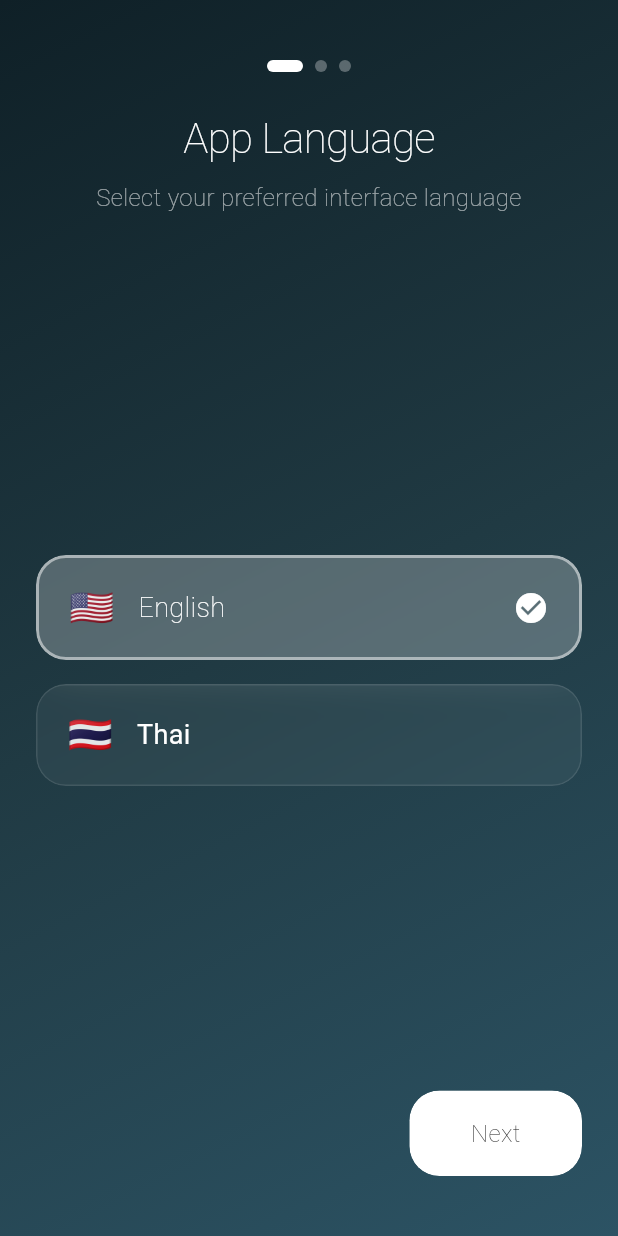
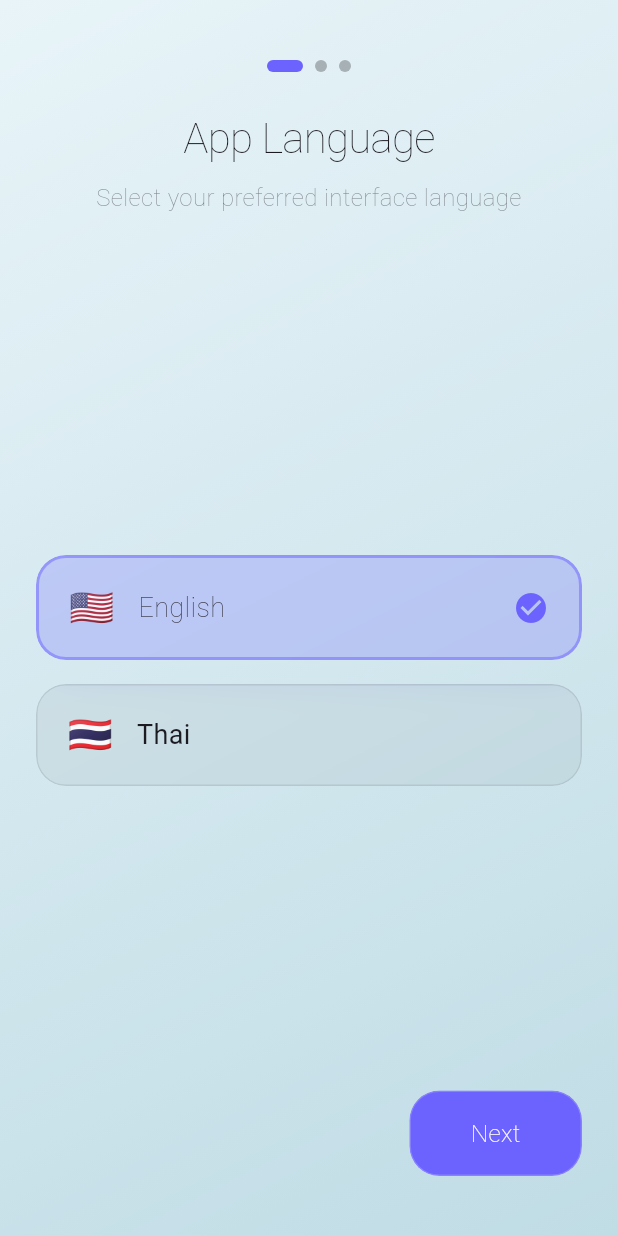
Before and after one commit to tantaihaha4487/lang-take-app, a Flutter app: the screen it shows after launch, on a phone screen of 412 x 824 dp. Run offline on Flutter 3.47's test engine with Material 3 defaults, Android fonts, the phone set to English and light mode, and no system bars; our stand-ins replace camera, flutter_image_compress, flutter_riverpod, flutter_tts, google_fonts, google_generative_ai and 4 more; accounts and stored records are empty; Roboto replaces fonts that are missing (Kanit).

Commit message:
feat: Adopt `ColorScheme` for UI elements and introduce theme-aware background gradients.

```diff
--- a/lib/features/camera/camera_screen.dart
+++ b/lib/features/camera/camera_screen.dart
@@ -747,16 +747,24 @@ class _CameraBackground extends StatelessWidget {
 
   @override
   Widget build(BuildContext context) {
+    final isLight = Theme.of(context).brightness == Brightness.light;
+
     return Container(
-      decoration: const BoxDecoration(
+      decoration: BoxDecoration(
         gradient: LinearGradient(
           begin: Alignment.topLeft,
           end: Alignment.bottomRight,
-          colors: [
-            Color(0xFF0F2027),
-            Color(0xFF203A43),
-            Color(0xFF2C5364),
-          ],
+          colors: isLight
+              ? [
+                  const Color(0xFFE8F4F8),
+                  const Color(0xFFD4E8EF),
+                  const Color(0xFFC0DCE5),
+                ]
+              : [
+                  const Color(0xFF0F2027),
+                  const Color(0xFF203A43),
+                  const Color(0xFF2C5364),
+                ],
         ),
       ),
     );
--- a/lib/features/onboarding/onboarding_screen.dart
+++ b/lib/features/onboarding/onboarding_screen.dart
@@ -97,6 +97,7 @@ class _OnboardingScreenState extends ConsumerState<OnboardingScreen> {
   }
 
   Widget _buildProgressIndicator() {
+    final colorScheme = Theme.of(context).colorScheme;
     return Row(
       mainAxisAlignment: MainAxisAlignment.center,
       children: List.generate(3, (index) {
@@ -107,7 +108,7 @@ class _OnboardingScreenState extends ConsumerState<OnboardingScreen> {
           height: 8,
           width: isSelected ? 24 : 8,
           decoration: BoxDecoration(
-            color: isSelected ? Colors.white : Colors.white.withOpacity(0.3),
+            color: isSelected ? colorScheme.primary : colorScheme.onSurface.withOpacity(0.3),
             borderRadius: BorderRadius.circular(4),
           ),
         );
@@ -120,6 +121,7 @@ class _OnboardingScreenState extends ConsumerState<OnboardingScreen> {
     String? subtitle,
     required Widget content,
   }) {
+    final colorScheme = Theme.of(context).colorScheme;
     return Padding(
       padding: const EdgeInsets.all(24.0),
       child: Column(
@@ -128,7 +130,7 @@ class _OnboardingScreenState extends ConsumerState<OnboardingScreen> {
           Text(
             title,
             style: TextStyle(
-              color: Colors.white,
+              color: colorScheme.onSurface,
               fontSize: 28,
               fontWeight: Theme.of(context).textTheme.displayLarge?.fontWeight,
               letterSpacing: -0.5,
@@ -140,7 +142,7 @@ class _OnboardingScreenState extends ConsumerState<OnboardingScreen> {
             Text(
               subtitle,
               style: TextStyle(
-                color: Colors.white.withOpacity(0.6),
+                color: colorScheme.onSurface.withOpacity(0.6),
                 fontSize: 16,
               ),
               textAlign: TextAlign.center,
@@ -234,15 +236,15 @@ class _OnboardingScreenState extends ConsumerState<OnboardingScreen> {
     required bool isSelected,
     required VoidCallback onTap,
   }) {
+    final colorScheme = Theme.of(context).colorScheme;
     return InteractiveGlassContainer(
       onTap: onTap,
       borderRadius: 20,
       blur: 15,
-      // Performance optimization: only use blur for selected item or if it's the first step
       useBlur: isSelected || _currentPage == 0,
-      color: isSelected ? Colors.white.withOpacity(0.25) : Colors.white.withOpacity(0.05),
+      color: isSelected ? colorScheme.primary.withOpacity(0.25) : colorScheme.onSurface.withOpacity(0.05),
       border: Border.all(
-        color: isSelected ? Colors.white.withOpacity(0.5) : Colors.white.withOpacity(0.1),
+        color: isSelected ? colorScheme.primary.withOpacity(0.5) : colorScheme.onSurface.withOpacity(0.1),
         width: isSelected ? 2 : 1,
       ),
       padding: const EdgeInsets.symmetric(horizontal: 20, vertical: 16),
@@ -256,14 +258,14 @@ class _OnboardingScreenState extends ConsumerState<OnboardingScreen> {
           Text(
             lang.name,
             style: TextStyle(
-              color: Colors.white,
+              color: colorScheme.onSurface,
               fontSize: 18,
               fontWeight: isSelected ? Theme.of(context).textTheme.bodyLarge?.fontWeight : FontWeight.normal,
             ),
           ),
           const Spacer(),
           if (isSelected)
-            const Icon(Icons.check_circle, color: Colors.white, size: 24),
+            Icon(Icons.check_circle, color: colorScheme.primary, size: 24),
         ],
       ),
     );
@@ -271,6 +273,7 @@ class _OnboardingScreenState extends ConsumerState<OnboardingScreen> {
 
   Widget _buildBottomControls() {
     final locale = ref.read(appLocaleProvider);
+    final colorScheme = Theme.of(context).colorScheme;
     return Padding(
       padding: const EdgeInsets.symmetric(horizontal: 24),
       child: Row(
@@ -283,12 +286,12 @@ class _OnboardingScreenState extends ConsumerState<OnboardingScreen> {
                 curve: Curves.easeInOutCubic,
               ),
               borderRadius: 20,
-              useBlur: false, // Optimization for buttons
+              useBlur: false,
               padding: const EdgeInsets.symmetric(horizontal: 24, vertical: 16),
               child: Text(
                 locale.back,
                 style: TextStyle(
-                  color: Colors.white70,
+                  color: colorScheme.onSurface.withOpacity(0.7),
                   fontWeight: Theme.of(context).textTheme.bodyLarge?.fontWeight,
                 ),
               ),
@@ -299,13 +302,13 @@ class _OnboardingScreenState extends ConsumerState<OnboardingScreen> {
           InteractiveGlassContainer(
             onTap: _nextPage,
             borderRadius: 20,
-            useBlur: false, // Optimization for buttons
-            color: Colors.white,
+            useBlur: false,
+            color: colorScheme.primary,
             padding: const EdgeInsets.symmetric(horizontal: 40, vertical: 16),
             child: Text(
               _currentPage == 2 ? locale.getStarted : locale.next,
               style: TextStyle(
-                color: Colors.black,
+                color: colorScheme.onPrimary,
                 fontWeight: Theme.of(context).textTheme.bodyLarge?.fontWeight,
                 fontSize: 16,
               ),
@@ -317,21 +320,29 @@ class _OnboardingScreenState extends ConsumerState<OnboardingScreen> {
   }
 }
 
-class _BackgroundGradient extends StatelessWidget {
+class _BackgroundGradient extends ConsumerWidget {
   const _BackgroundGradient();
 
   @override
-  Widget build(BuildContext context) {
+  Widget build(BuildContext context, WidgetRef ref) {
+    final isLight = Theme.of(context).brightness == Brightness.light;
+
     return Container(
-      decoration: const BoxDecoration(
+      decoration: BoxDecoration(
         gradient: LinearGradient(
           begin: Alignment.topLeft,
           end: Alignment.bottomRight,
-          colors: [
-            Color(0xFF0F2027),
-            Color(0xFF203A43),
-            Color(0xFF2C5364),
-          ],
+          colors: isLight
+              ? [
+                  const Color(0xFFE8F4F8),
+                  const Color(0xFFD4E8EF),
+                  const Color(0xFFC0DCE5),
+                ]
+              : [
+                  const Color(0xFF0F2027),
+                  const Color(0xFF203A43),
+                  const Color(0xFF2C5364),
+                ],
         ),
       ),
     );
```
